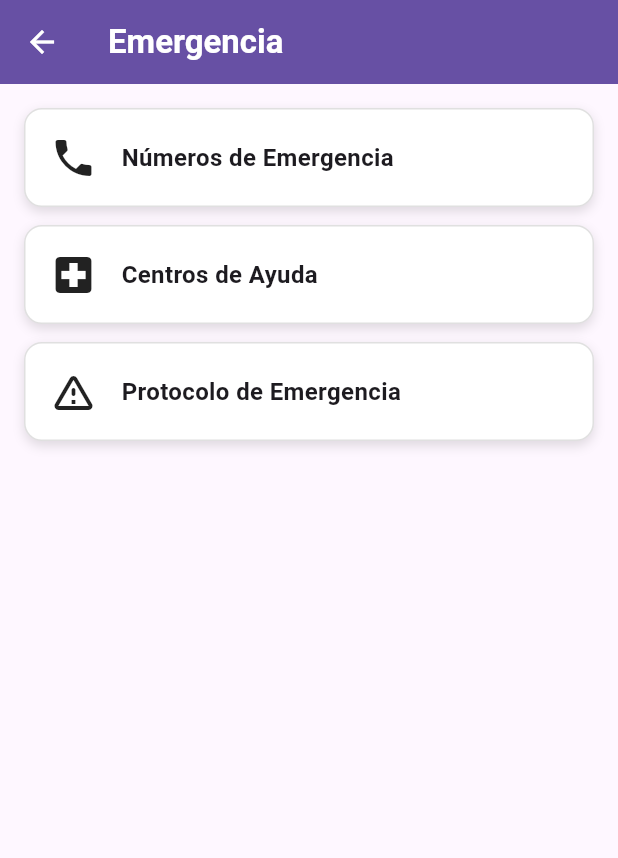
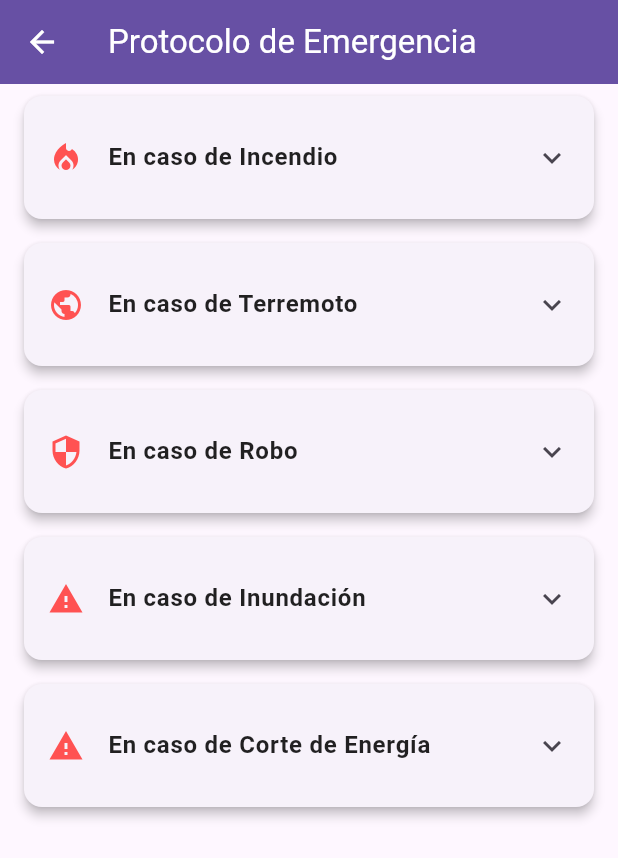
Before and after one commit to Julio-Pineda-Namebot/Ciudadano, a Flutter app: the EmergenciaPage screen opened directly, after a tap on "Protocolo de Emergencia", on a phone screen of 412 x 824 dp. Shown: the top 858 px of the screen. Run offline on Flutter 3.47's test engine with Material 3 defaults, Android fonts, the phone set to English and light mode, and no system bars; our stand-ins replace dartz, dio, equatable, flutter_bloc, flutter_hooks, flutter_login and 17 more; missing offline and left inert: flutter_chat_core, flutter_chat_ui, flutter_contacts_service, flutter_hooks_bloc, splash_master; accounts and stored records are empty; project files that could hold a hidden picture were left out.

Commit message:
emergency protocol section added

```diff
--- /dev/null
+++ b/assets/data/protocol.json
@@ -0,0 +1,22 @@
+[
+  {
+    "titulo": "En caso de Incendio",
+    "descripcion": "Salga del edificio de inmediato. No use ascensores. Llame al 116 y espere instrucciones."
+  },
+  {
+    "titulo": "En caso de Terremoto",
+    "descripcion": "Protéjase bajo una mesa resistente. Aléjese de ventanas. Evacúe solo si es seguro."
+  },
+  {
+    "titulo": "En caso de Robo",
+    "descripcion": "Mantenga la calma. No enfrente al agresor. Llame al 105 lo antes posible."
+  },
+  {
+    "titulo": "En caso de Inundación",
+    "descripcion": "Diríjase a zonas altas. Evite cruzar ríos o zonas con corriente. Desconecte electricidad si es seguro hacerlo."
+  },
+  {
+    "titulo": "En caso de Corte de Energía",
+    "descripcion": "Use linternas en lugar de velas. Mantenga refrigeradores cerrados. Desconecte equipos electrónicos sensibles."
+  }
+]
--- a/lib/features/emergency/presentation/pages/emergency_page.dart
+++ b/lib/features/emergency/presentation/pages/emergency_page.dart
@@ -1,5 +1,6 @@
 import "package:ciudadano/features/emergency/presentation/pages/centro_ayuda/help_centers_page.dart";
 import "package:ciudadano/features/emergency/presentation/pages/numeros_emergencia/number_emergency_page.dart";
+import "package:ciudadano/features/emergency/presentation/pages/protocol/protocolo_page.dart";
 import "package:flutter/material.dart";
 
 class EmergenciaPage extends StatelessWidget {
@@ -49,7 +50,10 @@ class EmergenciaPage extends StatelessWidget {
               icon: Icons.warning_amber_rounded,
               label: "Protocolo de Emergencia",
               onTap: () {
-                // Más adelante: abrir ProtocoloPage
+                Navigator.push(
+                  context,
+                  MaterialPageRoute(builder: (_) => const ProtocoloPage()),
+                );
               },
             ),
           ],
--- /dev/null
+++ b/lib/features/emergency/presentation/pages/protocol/protocolo_page.dart
@@ -0,0 +1,93 @@
+import "dart:convert";
+import "package:flutter/material.dart";
+import "package:flutter/services.dart";
+
+class ProtocoloPage extends StatefulWidget {
+  const ProtocoloPage({super.key});
+
+  @override
+  State<ProtocoloPage> createState() => _ProtocoloPageState();
+}
+
+class _ProtocoloPageState extends State<ProtocoloPage> {
+  List<dynamic> protocolos = [];
+
+  @override
+  void initState() {
+    super.initState();
+    _cargarProtocolos();
+  }
+
+  Future<void> _cargarProtocolos() async {
+    final String data = await rootBundle.loadString("assets/data/protocol.json");
+    setState(() {
+      protocolos = json.decode(data);
+    });
+  }
+
+  IconData _getIcon(String titulo) {
+    final lower = titulo.toLowerCase();
+    if (lower.contains("incendio")) {
+      return Icons.local_fire_department;
+    }
+    if (lower.contains("terremoto")) {
+      return Icons.public;
+    }
+    if (lower.contains("robo") || lower.contains("asalto")) {
+      return Icons.security;
+    }
+    return Icons.warning;
+  }
+
+  @override
+  Widget build(BuildContext context) {
+    return Scaffold(
+      appBar: AppBar(
+        title: const Text("Protocolo de Emergencia"),
+        backgroundColor: Theme.of(context).colorScheme.primary,
+        foregroundColor: Colors.white,
+      ),
+      body: ListView.builder(
+        itemCount: protocolos.length,
+        itemBuilder: (context, index) {
+          final item = protocolos[index];
+          return Card(
+            margin: const EdgeInsets.symmetric(horizontal: 16, vertical: 8),
+            elevation: 3,
+            shape: RoundedRectangleBorder(borderRadius: BorderRadius.circular(12)),
+            child: Theme(
+              data: Theme.of(context).copyWith(dividerColor: Colors.transparent),
+              child: ExpansionTile(
+                shape: RoundedRectangleBorder(borderRadius: BorderRadius.circular(12)),
+                tilePadding: const EdgeInsets.symmetric(horizontal: 16, vertical: 12),
+                childrenPadding: const EdgeInsets.symmetric(horizontal: 16, vertical: 8),
+                leading: Icon(
+                  _getIcon(item["titulo"]),
+                  color: Colors.redAccent,
+                ),
+                title: Text(
+                  item["titulo"],
+                  style: const TextStyle(
+                    fontSize: 16,
+                    fontWeight: FontWeight.bold,
+                    color: Colors.black87,
+                  ),
+                ),
+                children: [
+                  Align(
+                    alignment: Alignment.centerLeft,
+                    child: Text(
+                      item["descripcion"],
+                      style: const TextStyle(fontSize: 14, color: Colors.black87),
+                      textAlign: TextAlign.start,
+                    ),
+                  ),
+                ],
+              ),
+            ),
+          );
+        },
+      ),
+    );
+  }
+}
```
Also changed, not shown: lib/features/emergency/data/models/protocol_model.dart (added).
